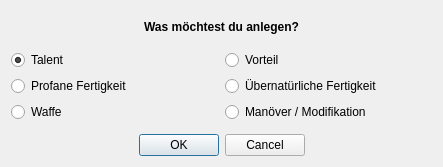
Old version of the form UI/DatenbankSelectType.ui in the repository Aeolitus/Sephrasto.
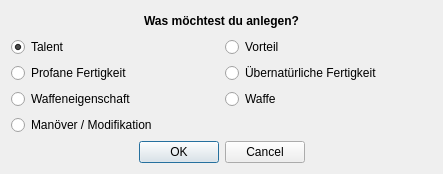
New version of the form.

```diff
--- a/UI/DatenbankSelectType.ui
+++ b/UI/DatenbankSelectType.ui
@@ -127,7 +127,20 @@
          </property>
         </widget>
        </item>
-       <item row="2" column="0">
+	   <item row="2" column="0">
+        <widget class="QRadioButton" name="buttonWaffeneigenschaft">
+         <property name="minimumSize">
+          <size>
+           <width>0</width>
+           <height>20</height>
+          </size>
+         </property>
+         <property name="text">
+          <string>Waffeneigenschaft</string>
+         </property>
+        </widget>
+       </item>
+       <item row="2" column="1">
         <widget class="QRadioButton" name="buttonWaffe">
          <property name="minimumSize">
           <size>
@@ -140,7 +153,7 @@
          </property>
         </widget>
        </item>
-       <item row="2" column="1">
+       <item row="3" column="0">
         <widget class="QRadioButton" name="buttonManoever">
          <property name="minimumSize">
           <size>
```
